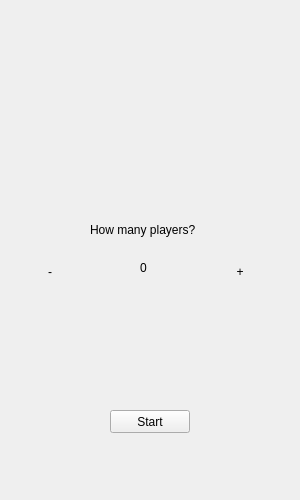
The window that mainwindow.ui (IzzzGoy/Curse) describes before a commit, drawn with Qt 5.
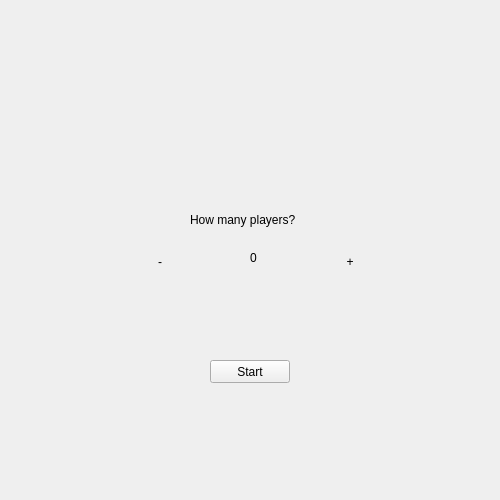
The same window after the commit.

```diff
--- a/mainwindow.ui
+++ b/mainwindow.ui
@@ -6,7 +6,7 @@
    <rect>
     <x>0</x>
     <y>0</y>
-    <width>300</width>
+    <width>500</width>
     <height>500</height>
    </rect>
   </property>
@@ -28,7 +28,7 @@
      <rect>
       <x>0</x>
       <y>0</y>
-      <width>300</width>
+      <width>500</width>
       <height>500</height>
      </rect>
     </property>
@@ -98,8 +98,8 @@
      <widget class="QLabel" name="previosLabel">
       <property name="geometry">
        <rect>
-        <x>90</x>
-        <y>220</y>
+        <x>190</x>
+        <y>210</y>
         <width>111</width>
         <height>20</height>
        </rect>
@@ -111,8 +111,8 @@
      <widget class="QLabel" name="label_2">
       <property name="geometry">
        <rect>
-        <x>140</x>
-        <y>260</y>
+        <x>250</x>
+        <y>250</y>
         <width>16</width>
         <height>16</height>
        </rect>
@@ -124,8 +124,8 @@
      <widget class="QPushButton" name="toGameButton">
       <property name="geometry">
        <rect>
-        <x>110</x>
-        <y>410</y>
+        <x>210</x>
+        <y>360</y>
         <width>80</width>
         <height>23</height>
        </rect>
@@ -137,8 +137,8 @@
      <widget class="QPushButton" name="plusButton">
       <property name="geometry">
        <rect>
-        <x>200</x>
-        <y>260</y>
+        <x>310</x>
+        <y>250</y>
         <width>80</width>
         <height>23</height>
        </rect>
@@ -153,8 +153,8 @@
      <widget class="QPushButton" name="minusButton">
       <property name="geometry">
        <rect>
-        <x>10</x>
-        <y>260</y>
+        <x>120</x>
+        <y>250</y>
         <width>80</width>
         <height>23</height>
        </rect>
```
Left out of the diff: 17 changed lines with no effect on the pictures.
